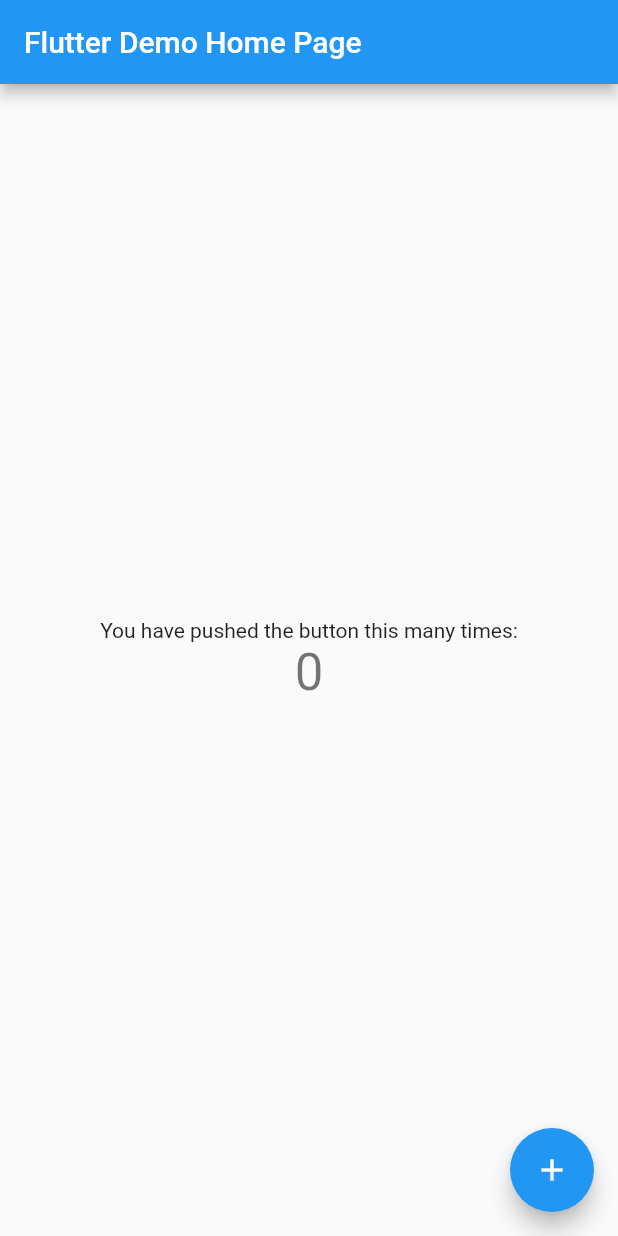
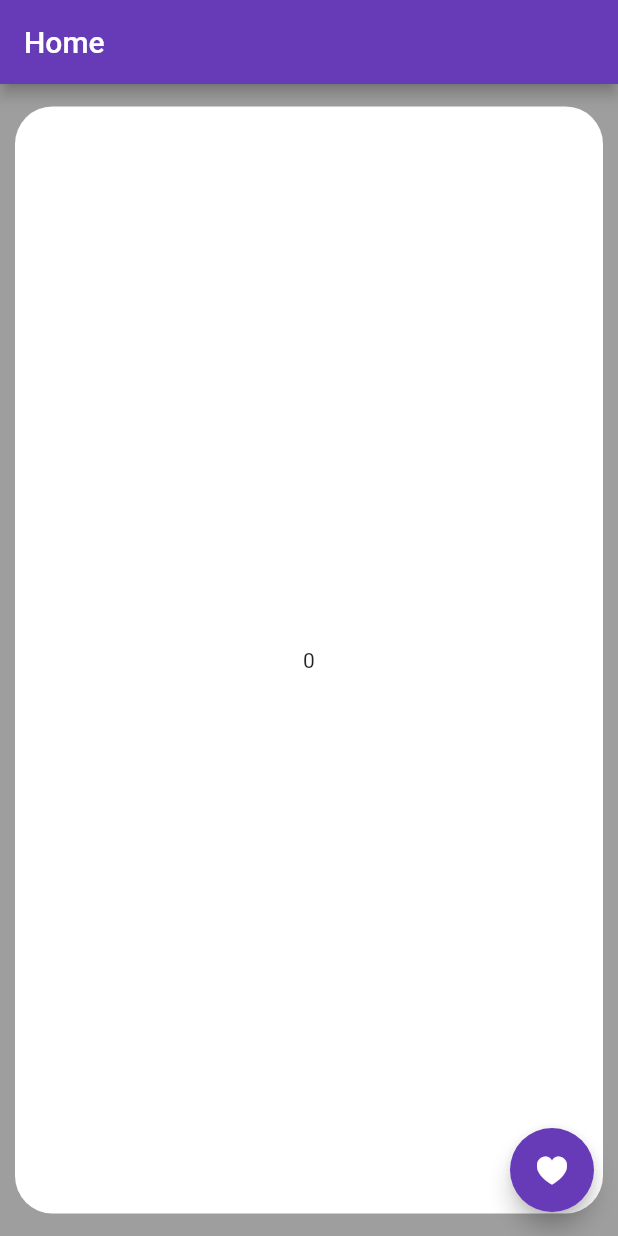
Before and after one commit to Reymai/d43-RaimondsMakars-OtrasRokas, a Flutter app: the screen it shows after launch, on a phone screen of 412 x 824 dp. Run offline on Flutter 3.47's test engine with Material 2 defaults, Android fonts, the phone set to English and light mode, and no system bars.

Commit message:
Add Home screen with floating button and container with test info

```diff
--- a/lib/main.dart
+++ b/lib/main.dart
@@ -1,4 +1,5 @@
 import 'package:flutter/material.dart';
+import 'package:otras_rokas/screens/home.dart';
 
 void main() {
   runApp(MyApp());
@@ -8,58 +9,11 @@
   @override
   Widget build(BuildContext context) {
     return MaterialApp(
-      title: 'Flutter Demo',
+      title: 'Otras Rokas',
       theme: ThemeData(
-        primarySwatch: Colors.blue,
+        primarySwatch: Colors.deepPurple,
       ),
-      home: MyHomePage(title: 'Flutter Demo Home Page'),
+      home: Home(),
     );
   }
 }
-
-class MyHomePage extends StatefulWidget {
-  MyHomePage({Key key, this.title}) : super(key: key);
-
-  final String title;
-
-  @override
-  _MyHomePageState createState() => _MyHomePageState();
-}
-
-class _MyHomePageState extends State<MyHomePage> {
-  int _counter = 0;
-
-  void _incrementCounter() {
-    setState(() {
-      _counter++;
-    });
-  }
-
-  @override
-  Widget build(BuildContext context) {
-    return Scaffold(
-      appBar: AppBar(
-        title: Text(widget.title),
-      ),
-      body: Center(
-        child: Column(
-          mainAxisAlignment: MainAxisAlignment.center,
-          children: <Widget>[
-            Text(
-              'You have pushed the button this many times:',
-            ),
-            Text(
-              '$_counter',
-              style: Theme.of(context).textTheme.headline4,
-            ),
-          ],
-        ),
-      ),
-      floatingActionButton: FloatingActionButton(
-        onPressed: _incrementCounter,
-        tooltip: 'Increment',
-        child: Icon(Icons.add),
-      ),
-    );
-  }
-}
--- /dev/null
+++ b/lib/screens/home.dart
@@ -0,0 +1,38 @@
+import 'package:flutter/cupertino.dart';
+import 'package:flutter/material.dart';
+
+class Home extends StatelessWidget {
+  @override
+  Widget build(BuildContext context) {
+    return Scaffold(
+      appBar: AppBar(
+        title: Text('Home'),
+      ),
+      body: PageView.builder(
+        itemCount: 6,
+        scrollDirection: Axis.vertical,
+        itemBuilder: (context, index) => _buildItemPage(index),
+      ),
+      backgroundColor: Colors.grey,
+      floatingActionButton: FloatingActionButton(
+        child: Icon(CupertinoIcons.heart_fill),
+        onPressed: () {},
+      ), // Add to favorite button
+    );
+  }
+
+  _buildItemPage(int index) {
+    return Padding(
+      padding: EdgeInsets.symmetric(horizontal: 10.0, vertical: 15.0),
+      child: Container(
+        decoration: BoxDecoration(
+          color: Colors.white,
+          borderRadius: BorderRadius.circular(25),
+        ),
+        child: Center(
+          child: Text('$index'),
+        ),
+      ),
+    );
+  }
+}
```
